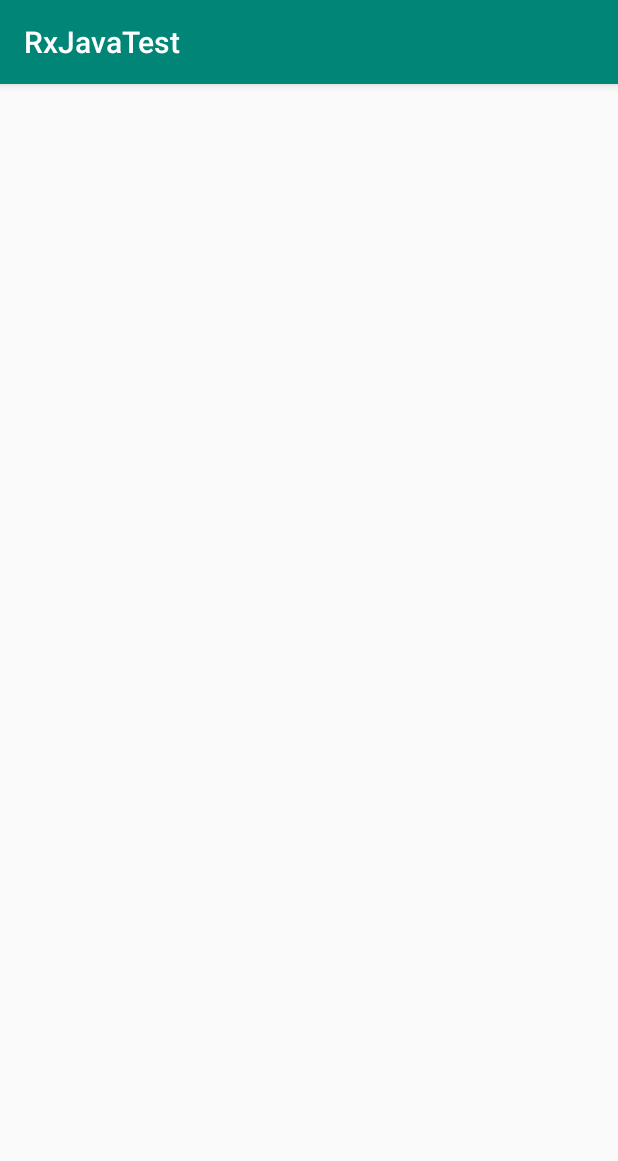
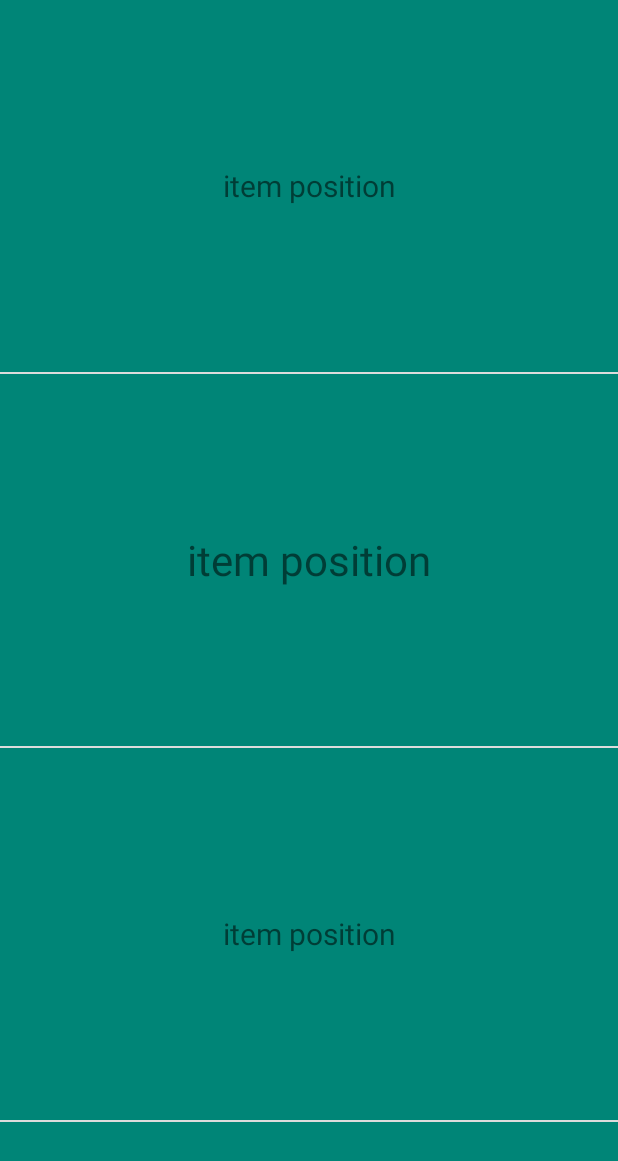
Before and after one commit to olikhanbd/RxJavaPractice, an Android app: the screen it shows after launch (MainActivity before the commit, OperatorActivity after it), on a phone screen of 412 x 824 dp. Shown: the top 1161 px of the screen. Run offline under Robolectric (Android 15) with nearby library versions, the phone set to English and light mode, and no system bars; our stand-ins replace RxJava.

Commit message:
zoom center item recyclerview added

```diff
--- /dev/null
+++ b/app/src/main/java/com/ryx/rxjavatest/App.java
@@ -0,0 +1,23 @@
+package com.ryx.rxjavatest;
+
+import android.app.Application;
+import android.graphics.Rect;
+import android.view.Window;
+
+public class App extends Application {
+
+    @Override
+    public void onCreate() {
+        super.onCreate();
+    }
+
+    public int getStatusBarHeight() {
+        int result = 0;
+        int resourceId = getResources().getIdentifier(
+                "status_bar_height", "dimen", "android");
+        if (resourceId > 0) {
+            result = getResources().getDimensionPixelSize(resourceId);
+        }
+        return result;
+    }
+}
--- /dev/null
+++ b/app/src/main/java/com/ryx/rxjavatest/CenterZoomAdapter.java
@@ -0,0 +1,93 @@
+package com.ryx.rxjavatest;
+
+import android.content.Context;
+import android.graphics.Point;
+import android.util.Log;
+import android.view.Display;
+import android.view.LayoutInflater;
+import android.view.View;
+import android.view.ViewGroup;
+import android.view.WindowManager;
+import android.widget.TextView;
+
+import androidx.annotation.NonNull;
+import androidx.recyclerview.widget.RecyclerView;
+
+import com.ryx.rxjavatest.utils.Utils;
+
+public class CenterZoomAdapter extends RecyclerView.Adapter<CenterZoomAdapter.ViewHolder> {
+
+    private final String TAG = CenterZoomAdapter.class.getSimpleName();
+
+    private final int NUMBERS_OF_ITEM_TO_DISPLAY = 3;
+    private Context context;
+    private int snapPosition = 1;
+
+    public CenterZoomAdapter(Context context) {
+        this.context = context;
+    }
+
+    @NonNull
+    @Override
+    public ViewHolder onCreateViewHolder(@NonNull ViewGroup parent, int viewType) {
+
+        View itemView = LayoutInflater.from(parent.getContext())
+                .inflate(R.layout.item_center_zoom, parent, false);
+
+        int statusbarHeight = Utils.getStatusBarHeight(context);
+        int actionbarHeight = Utils.getActionBarHeight(context);
+
+        Log.d(TAG, "onCreateViewHolder: statusbarHeight: " + statusbarHeight
+                + " actionbarHeight: " + actionbarHeight);
+
+        int totalAvailableHeight = getScreenHeight() - (actionbarHeight + statusbarHeight);
+
+        itemView.getLayoutParams().height
+                = (int) (totalAvailableHeight / NUMBERS_OF_ITEM_TO_DISPLAY); /// THIS LINE WILL DIVIDE OUR VIEW INTO NUMBERS OF PARTS
+
+        return new ViewHolder(itemView);
+    }
+
+    @Override
+    public void onBindViewHolder(@NonNull ViewHolder holder, int position) {
+        holder.setSnapView();
+    }
+
+    @Override
+    public int getItemCount() {
+        return 20;
+    }
+
+    public void setSnapPosition(int snapPosition) {
+        this.snapPosition = snapPosition;
+        notifyDataSetChanged();
+    }
+
+    public int getScreenHeight() {
+
+        WindowManager wm = (WindowManager) context.getSystemService(Context.WINDOW_SERVICE);
+        Display display = wm.getDefaultDisplay();
+        Point size = new Point();
+        display.getSize(size);
+
+        return size.y;
+    }
+
+    public class ViewHolder extends RecyclerView.ViewHolder {
+
+        private TextView tv;
+
+        public ViewHolder(@NonNull View itemView) {
+            super(itemView);
+            tv = itemView.findViewById(R.id.tv);
+        }
+
+        public void setSnapView() {
+            if (getAdapterPosition() == snapPosition) {
+                tv.setTextSize(28);
+            } else {
+                tv.setTextSize(20);
+            }
+        }
+    }
+}
--- a/app/src/main/java/com/ryx/rxjavatest/OperatorActivity.java
+++ b/app/src/main/java/com/ryx/rxjavatest/OperatorActivity.java
@@ -2,8 +2,15 @@ package com.ryx.rxjavatest;
 
 import android.os.Bundle;
 import android.util.Log;
+import android.view.View;
+import android.widget.TextView;
 
 import androidx.appcompat.app.AppCompatActivity;
+import androidx.recyclerview.widget.DividerItemDecoration;
+import androidx.recyclerview.widget.LinearLayoutManager;
+import androidx.recyclerview.widget.LinearSnapHelper;
+import androidx.recyclerview.widget.RecyclerView;
+import androidx.recyclerview.widget.SnapHelper;
 
 import java.util.List;
 
@@ -17,52 +24,41 @@ import io.reactivex.schedulers.Schedulers;
 public class OperatorActivity extends AppCompatActivity {
 
     private static final String TAG = "OperatorActivity";
+    private RecyclerView rv;
+    private CenterZoomAdapter adapter;
 
     @Override
     protected void onCreate(Bundle savedInstanceState) {
         super.onCreate(savedInstanceState);
         setContentView(R.layout.activity_operator);
 
-        // create observable from single object
-        final Task task = new Task("Walk the dog", false, 3);
+        rv = findViewById(R.id.rv);
+        RecyclerView.LayoutManager layoutManager = new LinearLayoutManager(this,
+                RecyclerView.VERTICAL, false);
+        rv.setLayoutManager(layoutManager);
+        DividerItemDecoration dividerItemDecoration = new DividerItemDecoration(rv.getContext(),
+                RecyclerView.VERTICAL);
+        rv.addItemDecoration(dividerItemDecoration);
 
-        // create observable from list of objects
-        List<Task> tasks = DataSource.getTasks();
+        adapter = new CenterZoomAdapter(this);
+        rv.setAdapter(adapter);
 
-        Observable<Task> taskObservable = Observable
-                .create((ObservableOnSubscribe<Task>) emitter -> {
-                    for (Task t : tasks) {
-                        if (!emitter.isDisposed()) {
-                            emitter.onNext(t);
-                        }
-                    }
-                    if (!emitter.isDisposed()) {
-                        emitter.onComplete();
-                    }
-                })
-                .subscribeOn(Schedulers.io())
-                .observeOn(AndroidSchedulers.mainThread());
+        SnapHelper helper = new LinearSnapHelper();
+        helper.attachToRecyclerView(rv);
 
-        taskObservable.subscribe(new Observer<Task>() {
-            @Override
-            public void onSubscribe(Disposable d) {
-
-            }
+        rv.addOnScrollListener(new RecyclerView.OnScrollListener() {
 
             @Override
-            public void onNext(Task task) {
-                Log.d(TAG, "onNext: called " + task.getDescription());
-            }
-
-            @Override
-            public void onError(Throwable e) {
-
-            }
-
-            @Override
-            public void onComplete() {
-                Log.d(TAG, "onComplete: called");
+            public void onScrollStateChanged(RecyclerView recyclerView, int newState) {
+                super.onScrollStateChanged(recyclerView, newState);
+                if(newState == RecyclerView.SCROLL_STATE_IDLE) {
+                    View centerView = helper.findSnapView(layoutManager);
+                    int pos = layoutManager.getPosition(centerView);
+                    adapter.setSnapPosition(pos);
+                    Log.e("Snapped Item Position:",""+pos);
+                }
             }
         });
+
     }
 }
--- /dev/null
+++ b/app/src/main/java/com/ryx/rxjavatest/utils/Utils.java
@@ -0,0 +1,31 @@
+package com.ryx.rxjavatest.utils;
+
+import android.content.Context;
+import android.util.TypedValue;
+
+public class Utils {
+
+    public static int getStatusBarHeight(Context context) {
+        int result = 0;
+        int resourceId = context.getResources().getIdentifier(
+                "status_bar_height", "dimen", "android");
+        if (resourceId > 0) {
+            result = context.getResources().getDimensionPixelSize(resourceId);
+        }
+        return result;
+    }
+
+    public static int getActionBarHeight(Context context) {
+        int actionBarHeight = 0;
+        // Calculate ActionBar height
+        TypedValue tv = new TypedValue();
+        if (context.getTheme()
+                .resolveAttribute(android.R.attr.actionBarSize, tv, true)) {
+            actionBarHeight =
+                    TypedValue.complexToDimensionPixelSize(
+                            tv.data, context.getResources().getDisplayMetrics());
+        }
+
+        return actionBarHeight;
+    }
+}
--- a/app/src/main/res/layout/activity_operator.xml
+++ b/app/src/main/res/layout/activity_operator.xml
@@ -6,4 +6,11 @@
     android:layout_height="match_parent"
     tools:context=".OperatorActivity">
 
+    <androidx.recyclerview.widget.RecyclerView
+        android:id="@+id/rv"
+        android:layout_width="match_parent"
+        android:layout_height="0dp"
+        app:layout_constraintBottom_toBottomOf="parent"
+        app:layout_constraintTop_toTopOf="parent" />
+
 </androidx.constraintlayout.widget.ConstraintLayout>
--- /dev/null
+++ b/app/src/main/res/layout/item_center_zoom.xml
@@ -0,0 +1,15 @@
+<?xml version="1.0" encoding="utf-8"?>
+<LinearLayout xmlns:android="http://schemas.android.com/apk/res/android"
+    android:orientation="vertical" android:layout_width="match_parent"
+    android:layout_height="wrap_content"
+    android:background="@color/colorPrimary">
+
+    <TextView
+        android:id="@+id/tv"
+        android:layout_width="match_parent"
+        android:layout_height="match_parent"
+        android:text="item position"
+        android:textSize="24sp"
+        android:gravity="center"/>
+
+</LinearLayout>
--- a/app/src/main/res/values/styles.xml
+++ b/app/src/main/res/values/styles.xml
@@ -1,7 +1,7 @@
 <resources>
 
     <!-- Base application theme. -->
-    <style name="AppTheme" parent="Theme.AppCompat.Light.DarkActionBar">
+    <style name="AppTheme" parent="Theme.AppCompat.Light.NoActionBar">
         <!-- Customize your theme here. -->
         <item name="colorPrimary">@color/colorPrimary</item>
         <item name="colorPrimaryDark">@color/colorPrimaryDark</item>
```
Also changed, not shown: app/src/main/AndroidManifest.xml (+5 -2 lines), app/src/main/java/com/ryx/rxjavatest/ZoomCenterCardLayoutManager.java (added, +59 -0 lines).
